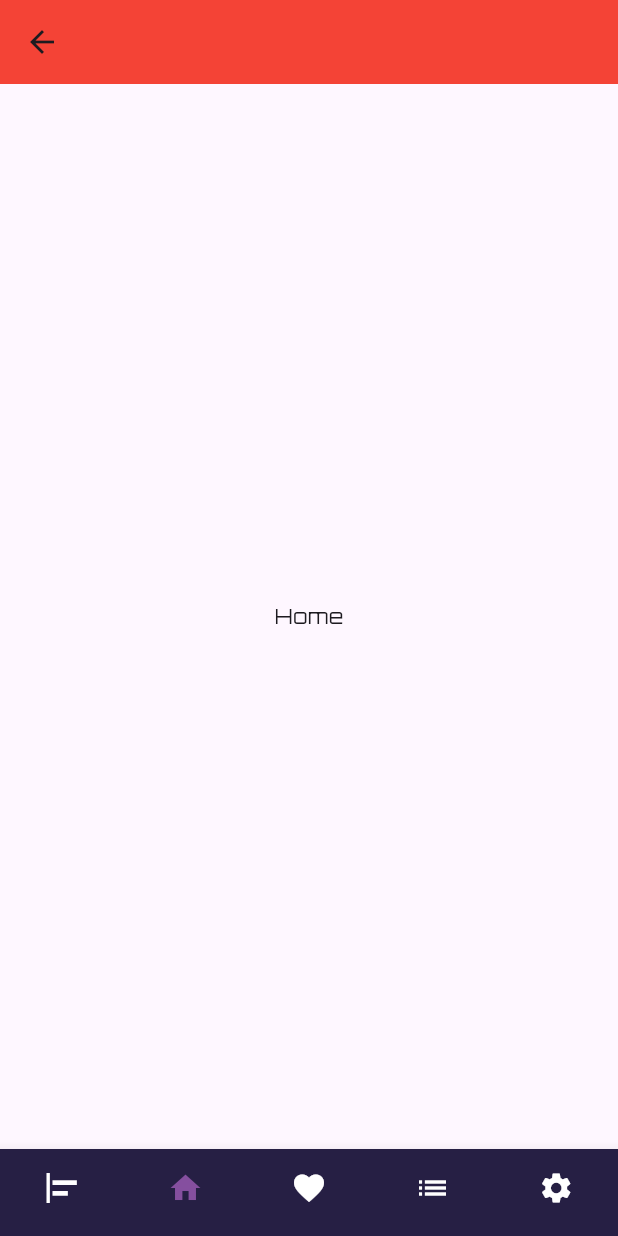
After one commit to EngMohamed3382/music_app, a Flutter app: the MainHomeScreen screen opened by its route, item 2 of the bottom bar chosen, on a phone screen of 412 x 824 dp. The commit adds this screen. Run offline on Flutter 3.47's test engine with Material 3 defaults, Android fonts, the phone set to English and light mode, and no system bars.

Commit message:
Part 15 design Home Page Part 5 Make Main Home

```diff
--- a/lib/controller/home_controller.dart
+++ b/lib/controller/main_home_controller.dart
@@ -1,6 +1,7 @@
 import 'package:flutter/material.dart';
+import 'package:music_app/features/main_home/screens/home_page.dart';
 
-class HomeController {
+class MainHomeController {
  static List<Icon> homeIcon=[
     Icon(Icons.align_horizontal_left),
     Icon(Icons.home),
@@ -12,9 +13,7 @@ class HomeController {
    Scaffold(body: Center(
      child: Text("Align Horizontal Left"),
    ),),
-   Scaffold(body: Center(
-     child: Text("Home"),
-   ),),
+   HomePage(),
    Scaffold(body: Center(
      child: Text("Favourite"),
    ),),
--- a/lib/core/resources/routes_managers.dart
+++ b/lib/core/resources/routes_managers.dart
@@ -1,5 +1,5 @@
 import 'package:flutter/material.dart';
-import 'package:music_app/features/home/screens/home_screen.dart';
+import 'package:music_app/features/main_home/screens/main_home_screen.dart';
 import 'package:music_app/features/on_boarding/screens/on_boarding_screen.dart';
 import 'package:music_app/features/splash/screens/splash_screen.dart';
 
@@ -7,7 +7,7 @@ class RoutesManagers{
   static Map<String, WidgetBuilder> routes={
     RoutesName.kSplashScreen: (context) => const SplashScreen(),
     RoutesName.kOnBoardingScreen: (context) => const OnBoardingScreen(),
-    RoutesName.kHomeScreen: (context) => const HomeScreen(),
+    RoutesName.kHomeScreen: (context) => const MainHomeScreen(),
   };
 }
 
--- /dev/null
+++ b/lib/features/main_home/screens/home_page.dart
@@ -0,0 +1,17 @@
+import 'package:flutter/material.dart';
+
+class HomePage extends StatelessWidget {
+  const HomePage({super.key});
+
+  @override
+  Widget build(BuildContext context) {
+    return Scaffold(
+      appBar: AppBar(
+        backgroundColor: Colors.red,
+      ),
+      body: Center(
+        child: Text("Home"),
+      ),
+    );
+  }
+}
--- /dev/null
+++ b/lib/features/main_home/screens/main_home_screen.dart
@@ -0,0 +1,29 @@
+import 'package:flutter/material.dart';
+import 'package:music_app/controller/main_home_controller.dart';
+import 'package:music_app/features/main_home/widgets/custom_bottom_nav_bar_main_home_screen.dart';
+
+class MainHomeScreen extends StatefulWidget {
+  const MainHomeScreen({super.key});
+
+  @override
+  State<MainHomeScreen> createState() => _MainHomeScreenState();
+}
+
+class _MainHomeScreenState extends State<MainHomeScreen> {
+  int index = 0;
+  @override
+  Widget build(BuildContext context) {
+
+    return Scaffold(
+      body: MainHomeController.homePages[index],
+        bottomNavigationBar: CustomBottomNavBarMainHomeScreen(
+          index: index,
+          onTap: (value){
+            index = value;
+            setState(() {
+
+            });
+          },
+        ));
+  }
+}
--- a/lib/features/home/widgets/custom_bottom_nav_bar_home_screen.dart
+++ b/lib/features/main_home/widgets/custom_bottom_nav_bar_main_home_screen.dart
@@ -1,9 +1,9 @@
 import 'package:flutter/material.dart';
-import 'package:music_app/controller/home_controller.dart';
+import 'package:music_app/controller/main_home_controller.dart';
 import 'package:music_app/core/resources/color_managers.dart';
 
-class CustomBottomNavBarHomeScreen extends StatelessWidget {
-  const CustomBottomNavBarHomeScreen({super.key, required this.onTap, required this.index});
+class CustomBottomNavBarMainHomeScreen extends StatelessWidget {
+  const CustomBottomNavBarMainHomeScreen({super.key, required this.onTap, required this.index});
 
  final ValueChanged<int>? onTap;
  final int index;
@@ -11,6 +11,8 @@ class CustomBottomNavBarHomeScreen extends StatelessWidget {
   @override
   Widget build(BuildContext context) {
     return BottomNavigationBar(
+      showSelectedLabels: false,
+      showUnselectedLabels: false,
       unselectedItemColor: ColorManagers.kWhite,
       selectedItemColor: ColorManagers.kThirdPrimaryColor,
       currentIndex: index,
@@ -18,8 +20,8 @@ class CustomBottomNavBarHomeScreen extends StatelessWidget {
         type: BottomNavigationBarType.fixed,
         backgroundColor: Color(0xff261f44),
         items: [
-          for (int i = 0; i < HomeController.homeIcon.length; i++)
-            BottomNavigationBarItem(icon: HomeController.homeIcon[i], label: "")
+          for (int i = 0; i < MainHomeController.homeIcon.length; i++)
+            BottomNavigationBarItem(icon: MainHomeController.homeIcon[i], label: "")
         ]);
   }
 }
```
Also changed, not shown: lib/features/home/screens/home_screen.dart (deleted, +0 -29 lines).
